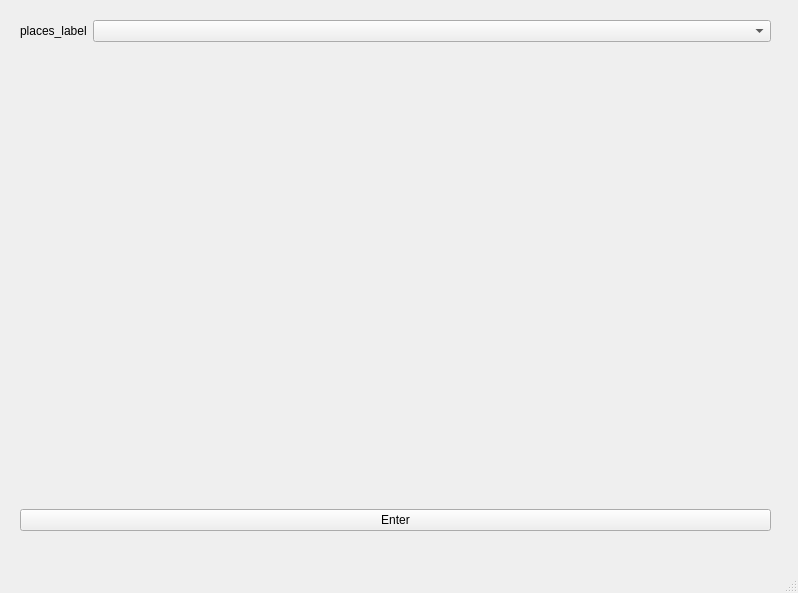
ssjh96/FYP_UAV_Reliability_Calculator, file UI/FYP_3.ui: the form before one commit.
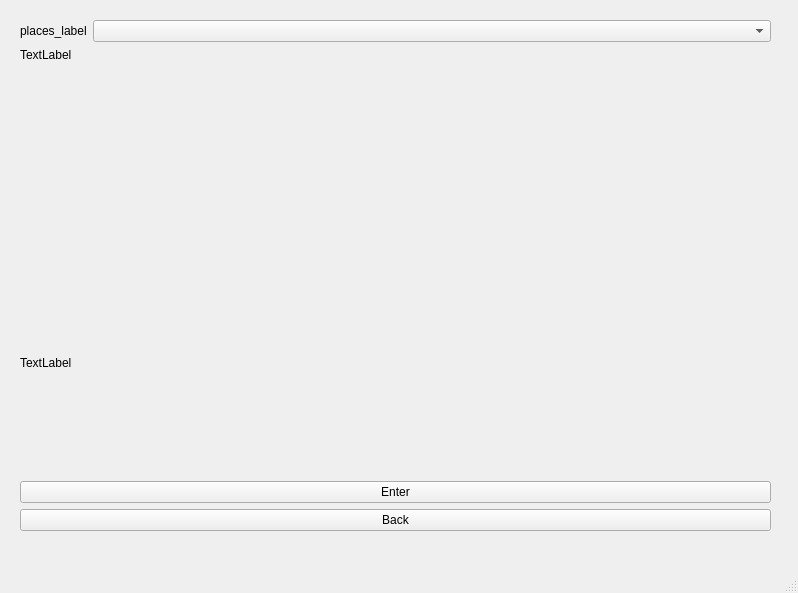
The form after the commit.

Patch:
```diff
--- a/UI/FYP_3.ui
+++ b/UI/FYP_3.ui
@@ -36,8 +36,22 @@
        <item row="0" column="1">
         <widget class="QComboBox" name="places_dropdown"/>
        </item>
+       <item row="1" column="0">
+        <widget class="QLabel" name="label">
+         <property name="text">
+          <string>TextLabel</string>
+         </property>
+        </widget>
+       </item>
       </layout>
      </item>
+     <item>
+      <widget class="QLabel" name="message_label">
+       <property name="text">
+        <string>TextLabel</string>
+       </property>
+      </widget>
+     </item>
      <item>
       <widget class="QPushButton" name="enter_button">
        <property name="text">
@@ -45,6 +59,13 @@
        </property>
       </widget>
      </item>
+     <item>
+      <widget class="QPushButton" name="back_button">
+       <property name="text">
+        <string>Back</string>
+       </property>
+      </widget>
+     </item>
     </layout>
    </widget>
   </widget>
```
